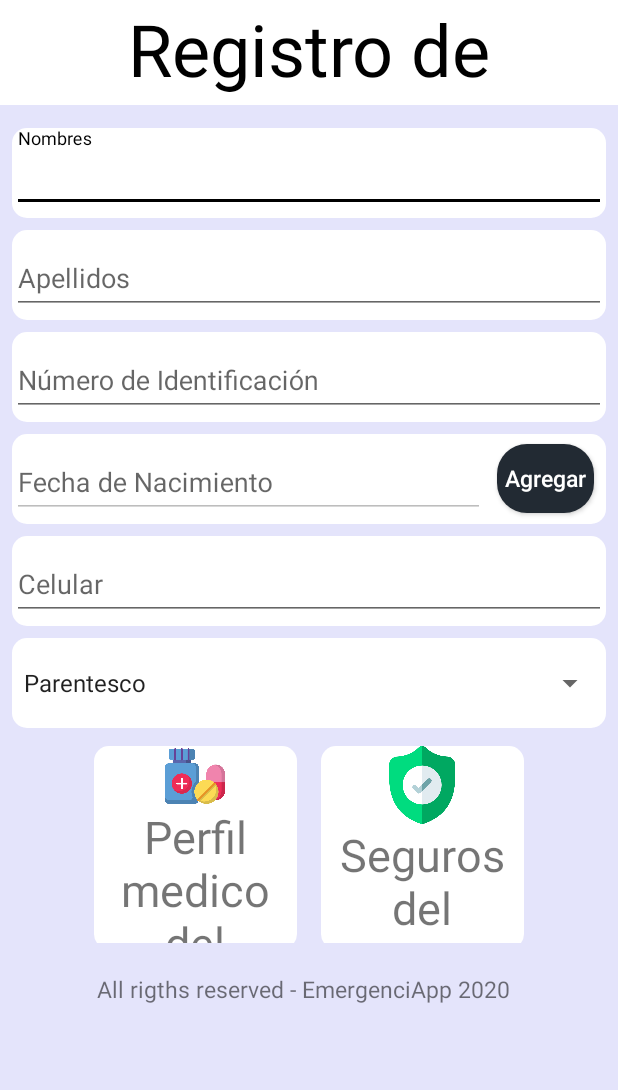
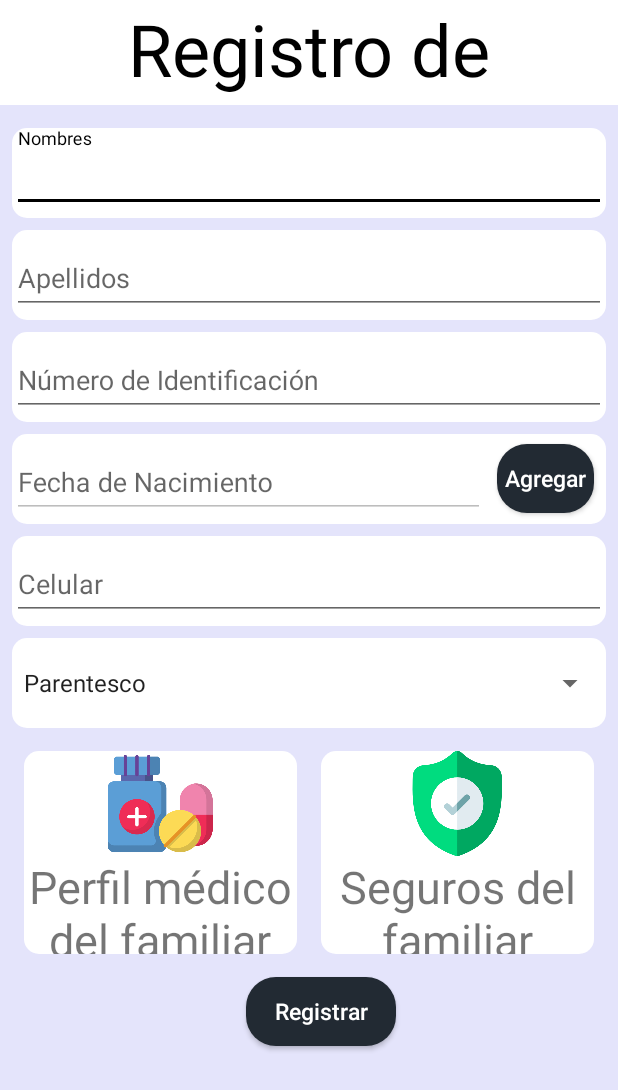
Before and after one commit to MiguelAPaez/EmergenciApp, an Android app: the activity_registro_familiar screen opened directly, with no data from a screen before it, on a phone screen of 412 x 824 dp. Shown: the top 1090 px of the screen. Run offline under Robolectric (Android 15) with nearby library versions, the phone set to English and light mode, and no system bars.

Commit message:
Update RegistroFamiliar
Se agregaron funcionalidades de la pantalla y corecciones de la misma

```diff
--- a/app/src/main/java/com/example/miguelapaez/emergenciapp/HealthRegister.java
+++ b/app/src/main/java/com/example/miguelapaez/emergenciapp/HealthRegister.java
@@ -64,7 +64,7 @@ public class HealthRegister extends AppCompatActivity {
             public void onClick(View v) {
                 registrarUsuario ();
                 try {
-                    Thread.sleep(2000);
+                    Thread.sleep(5000);
                 } catch (InterruptedException e) {
                     e.printStackTrace ();
                 }
--- a/app/src/main/java/com/example/miguelapaez/emergenciapp/Login.java
+++ b/app/src/main/java/com/example/miguelapaez/emergenciapp/Login.java
@@ -60,7 +60,7 @@ public class Login extends AppCompatActivity {
                 String password = ePassword.getText().toString().trim();
                 bussiness.iniciarSesion(email,password);
                 try {
-                    Thread.sleep(2000);
+                    Thread.sleep(5000);
                 } catch (InterruptedException e) {
                     e.printStackTrace ();
                 }
--- a/app/src/main/java/com/example/miguelapaez/emergenciapp/Register.java
+++ b/app/src/main/java/com/example/miguelapaez/emergenciapp/Register.java
@@ -100,7 +100,6 @@ public class Register extends AppCompatActivity {
                 intent.putExtra ( "password", password );
                 intent.putExtra ( "phone", phone );
                 intent.putExtra ( "gender", gender );
-                Toast.makeText(Register.this, "POPO!", Toast.LENGTH_SHORT).show();
                 startActivity(intent);
             }
         });
@@ -141,7 +140,6 @@ public class Register extends AppCompatActivity {
         email = eEmail.getText().toString().trim();
         password = ePassword.getText().toString().trim();
         phone = ePhone.getText().toString().trim();
-        Log.i( "CEL", String.valueOf ( phone ) );
         gender = spinGender.getSelectedItem().toString().trim();
     }
 }
--- a/app/src/main/java/com/example/miguelapaez/emergenciapp/activity_registro_familiar.java
+++ b/app/src/main/java/com/example/miguelapaez/emergenciapp/activity_registro_familiar.java
@@ -1,10 +1,23 @@
 package com.example.miguelapaez.emergenciapp;
 
+import android.app.DatePickerDialog;
 import android.os.Bundle;
+import android.util.Log;
+import android.view.View;
+import android.widget.Button;
+import android.widget.DatePicker;
+import android.widget.EditText;
 
 import androidx.appcompat.app.AppCompatActivity;
 
+import java.util.Calendar;
+
 public class activity_registro_familiar extends AppCompatActivity {
+
+    Button bDate;
+    EditText eDate;
+    private int ano, mes, dia;
+    private int anoaux, mesaux, diaaux;
 
     @Override
     protected void onCreate(Bundle savedInstanceState) {
@@ -12,6 +25,33 @@ public class activity_registro_familiar extends AppCompatActivity {
         setContentView(R.layout.activity_registro_familiar);
         getSupportActionBar().hide();
 
+        bDate = (Button) findViewById( R.id.buttonDateRegisterFamiliar);
+        eDate = (EditText) findViewById(R.id.dateRegisterFamiliar);
+
+        bDate.setOnClickListener(new View.OnClickListener() {
+            @Override
+            public void onClick(View v) {
+                final Calendar c = Calendar.getInstance();
+                ano = c.get(Calendar.YEAR);
+                mes = c.get(Calendar.MONTH);
+                dia = c.get(Calendar.DAY_OF_MONTH);
+                DatePickerDialog datePickerDialog = new DatePickerDialog( activity_registro_familiar.this, new DatePickerDialog.OnDateSetListener() {
+                    @Override
+                    public void onDateSet(DatePicker var1, int var2, int var3, int var4) {
+                        eDate.setText(var4 + "/" + (var3 + 1) + "/" + var2);
+                        diaaux = var4;
+                        Log.i( "DIA", String.valueOf ( diaaux ) );
+                        mesaux = var3+1;
+                        Log.i( "MES", String.valueOf ( mesaux ) );
+                        anoaux = var2;
+                        Log.i( "ANO", String.valueOf ( anoaux ) );
+                    }
+                }
+                        , dia, mes, ano);
+                datePickerDialog.show();
+            }
+        });
+
 
     }
 }
--- a/app/src/main/res/layout/activity_buscar_familiar.xml
+++ b/app/src/main/res/layout/activity_buscar_familiar.xml
@@ -116,7 +116,7 @@
                     android:textSize="18dp"/>
 
                 <TextView
-                    android:id="@+id/meesageSignUpBuscar"
+                    android:id="@+id/messageSignUpBuscar"
                     android:layout_width="match_parent"
                     android:layout_height="wrap_content"
                     android:layout_marginStart="8dp"
--- a/app/src/main/res/layout/activity_health_register.xml
+++ b/app/src/main/res/layout/activity_health_register.xml
@@ -332,7 +332,7 @@
                     android:textAllCaps="false"
                     android:textColor="@color/colorWhite"
                     android:textSize="15dp"
-                    android:layout_gravity="center"/>
+                    android:layout_gravity="center|center_vertical"/>
             </LinearLayout>
         </ScrollView>
     </LinearLayout>
--- a/app/src/main/res/layout/activity_register.xml
+++ b/app/src/main/res/layout/activity_register.xml
@@ -301,6 +301,7 @@
                     android:layout_marginStart="8dp"
                     android:layout_marginTop="8dp"
                     android:layout_marginEnd="8dp"
+                    android:layout_marginBottom="10dp"
                     android:gravity="center|center_horizontal"
                     android:background="@drawable/shape"
                     android:orientation="vertical"
@@ -318,9 +319,9 @@
                         android:layout_width="wrap_content"
                         android:layout_height="wrap_content"
                         android:layout_weight="1"
-                        android:gravity="center"
+                        android:layout_gravity="center"
                         android:text="@string/perfilMedico"
-                        android:textSize="45px" />
+                        android:textSize="40px" />
                 </LinearLayout>
 
                 <!--
--- a/app/src/main/res/layout/activity_registro_familiar.xml
+++ b/app/src/main/res/layout/activity_registro_familiar.xml
@@ -21,7 +21,6 @@
             android:layout_marginStart="0dp"
             android:layout_marginEnd="0dp"
             android:background="@color/colorWhite"
-            android:color="@color/colorBlack"
             android:orientation="horizontal"
             app:layout_constraintEnd_toEndOf="parent"
             app:layout_constraintHorizontal_bias="0.538"
@@ -29,7 +28,7 @@
             app:layout_constraintTop_toTopOf="parent">
 
             <TextView
-                android:id="@+id/titleRegister"
+                android:id="@+id/titleRegisterFamiliar"
                 android:layout_width="match_parent"
                 android:layout_height="wrap_content"
                 android:layout_gravity="center"
@@ -54,10 +53,8 @@
             <LinearLayout
                 android:layout_width="match_parent"
                 android:layout_height="wrap_content"
-                android:layout_gravity="center"
                 android:gravity="center"
-                android:orientation="vertical"
-                android:textAlignment="center">
+                android:orientation="vertical">
 
                 <LinearLayout
                     android:id="@+id/linearLayoutNameRegisterFamiliar"
@@ -215,33 +212,35 @@
 
                 <LinearLayout
                     android:layout_width="match_parent"
-                    android:layout_height="wrap_content"
-                    android:gravity="center|center_horizontal"
-                    android:orientation="horizontal"
-                    tools:ignore="MissingConstraints">
+                    android:layout_height="135dp"
+                    android:layout_marginStart="8dp"
+                    android:layout_marginTop="15dp"
+                    android:layout_marginEnd="8dp"
+                    android:textAlignment="center"
+                    android:orientation="horizontal">
 
                     <LinearLayout
                         android:id="@+id/linearLayoutPerfilMedicoFamiliar"
-                        android:layout_width="135dp"
+                        android:layout_width="match_parent"
                         android:layout_height="135dp"
                         android:layout_marginStart="8dp"
-                        android:layout_marginTop="8dp"
                         android:layout_marginEnd="8dp"
-                        android:gravity="center|center_horizontal"
                         android:background="@drawable/shape"
                         android:orientation="vertical"
-                        android:textAlignment="center">
+                        android:textAlignment="center"
+                        android:layout_weight="0.5">
 
                         <ImageView
                             android:id="@+id/imageView6"
                             android:layout_width="80dp"
                             android:layout_height="80dp"
                             android:layout_weight="1"
+                            android:layout_gravity="center"
                             app:srcCompat="@drawable/pildora" />
 
                         <TextView
                             android:id="@+id/textView3"
-                            android:layout_width="wrap_content"
+                            android:layout_width="match_parent"
                             android:layout_height="wrap_content"
                             android:layout_weight="1"
                             android:gravity="center"
@@ -251,26 +250,26 @@
 
                     <LinearLayout
                         android:id="@+id/linearLayoutPerfilSegurosFamiliar"
-                        android:layout_width="135dp"
+                        android:layout_width="match_parent"
                         android:layout_height="135dp"
                         android:layout_marginStart="8dp"
-                        android:layout_marginTop="8dp"
                         android:layout_marginEnd="8dp"
-                        android:gravity="center|center_horizontal"
                         android:background="@drawable/shape"
                         android:orientation="vertical"
-                        android:textAlignment="center">
+                        android:textAlignment="center"
+                        android:layout_weight="0.5">
 
                         <ImageView
                             android:id="@+id/imageView7"
                             android:layout_width="80dp"
                             android:layout_height="80dp"
                             android:layout_weight="1"
+                            android:layout_gravity="center"
                             app:srcCompat="@drawable/proteger" />
 
                         <TextView
                             android:id="@+id/textView4"
-                            android:layout_width="wrap_content"
+                            android:layout_width="match_parent"
                             android:layout_height="wrap_content"
                             android:layout_weight="1"
                             android:gravity="center"
@@ -279,20 +278,20 @@
                     </LinearLayout>
                 </LinearLayout>
 
+                <Button
+                    android:id="@+id/buttonRegisterFamiliar"
+                    android:layout_width="100dp"
+                    android:layout_height="46dp"
+                    android:layout_marginStart="8dp"
+                    android:layout_marginTop="15dp"
+                    android:layout_marginBottom="8dp"
+                    android:background="@drawable/shapebutton"
+                    android:text="@string/sign_up"
+                    android:textAllCaps="false"
+                    android:textColor="@color/colorWhite"
+                    android:textSize="15dp"
+                    android:layout_gravity="center"/>
             </LinearLayout>
         </ScrollView>
-        <TextView
-            android:id="@+id/textView5"
-            android:layout_width="match_parent"
-            android:layout_height="wrap_content"
-            android:layout_marginStart="0dp"
-            android:layout_marginTop="20dp"
-            android:layout_marginEnd="8dp"
-            android:layout_marginBottom="8dp"
-            android:text="@string/rights"
-            android:textSize="15dp"
-            android:textAlignment="center"/>
-
     </LinearLayout>
-
 </androidx.constraintlayout.widget.ConstraintLayout>
--- a/app/src/main/res/values/array.xml
+++ b/app/src/main/res/values/array.xml
@@ -30,7 +30,6 @@
         <item>Suegra</item>
         <item>Primo</item>
         <item>Prima</item>
-
     </string-array>
 
     <string-array name="eps">
--- a/app/src/main/res/values/strings.xml
+++ b/app/src/main/res/values/strings.xml
@@ -48,7 +48,7 @@
 
     <string name="no_tiene_cuenta">¿Tu familiar no tiene cuenta?</string>
     <string name="registro_familiar_titulo">Registro de Familiar</string>
-    <string name="perfil_medico_familiar">Perfil medico del familiar</string>
+    <string name="perfil_medico_familiar">Perfil médico del familiar</string>
     <string name="seguros_familiar">Seguros del familiar</string>
     <string name="perfilMedico">Perfil Médico</string>
     <string name="signUpBuscarFamiliar"><u>Regístralo</u></string>
```
Also changed, not shown: app/src/main/java/com/example/miguelapaez/emergenciapp/activity_buscarFamiliar.java (+10 -10 lines).
